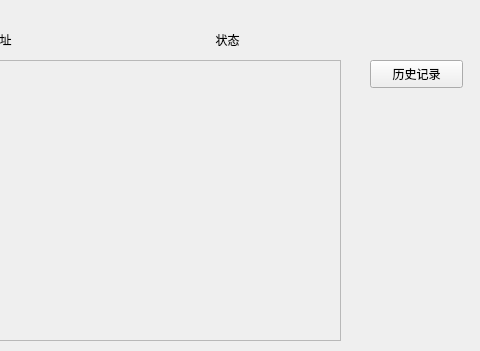
5VegetableDog5/MyServerDemo, file intercom/mainwindow.ui: the form before one commit; both pictures show x 320 to 800 and y 113 to 464 of the 800 by 600 pixel window.
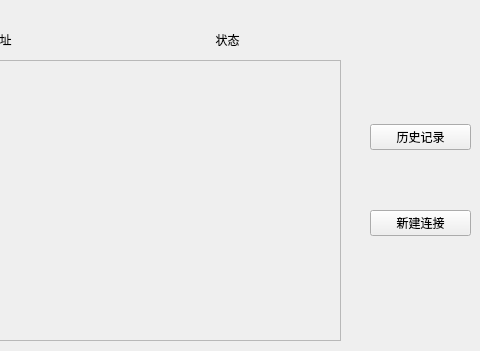
The form after the commit. The open tabs and pages were chosen to show the change.

Diff of the .ui file:
```diff
--- a/intercom/mainwindow.ui
+++ b/intercom/mainwindow.ui
@@ -279,18 +279,31 @@
      </rect>
     </property>
    </widget>
-   <widget class="QPushButton" name="pushButton_History">
+   <widget class="QWidget" name="verticalLayoutWidget">
     <property name="geometry">
      <rect>
       <x>690</x>
-      <y>150</y>
-      <width>93</width>
-      <height>28</height>
+      <y>160</y>
+      <width>101</width>
+      <height>221</height>
      </rect>
     </property>
+    <layout class="QVBoxLayout" name="verticalLayout">
+     <item>
+      <widget class="QPushButton" name="pushButton_History">
     <property name="text">
      <string>历史记录</string>
     </property>
+      </widget>
+     </item>
+     <item>
+      <widget class="QPushButton" name="pushButton_newCon">
+       <property name="text">
+        <string>新建连接</string>
+       </property>
+      </widget>
+     </item>
+    </layout>
    </widget>
   </widget>
   <widget class="QMenuBar" name="menubar">
```
Left out of the diff: 2 changed lines with no effect on the pictures. Lines whose indentation alone changed are shown as unchanged.
